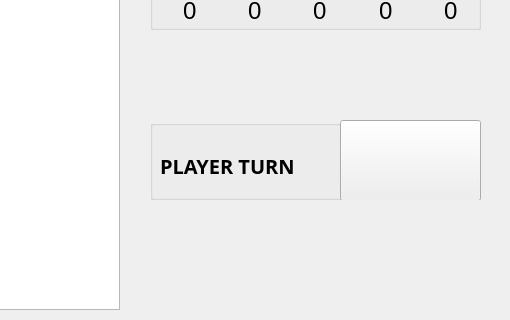
First picture: the form in src/mainwindow.ui, repository Stefan-Dr/Catan, before the edit; both pictures show x 690 to 1200 and y 350 to 670 of the 1200 by 800 pixel window.
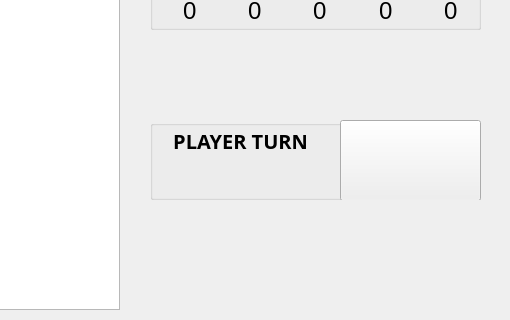
Second picture: the form after the edit. The open tabs and pages were chosen to show the change. Icons and pictures are not drawn.

What changed in the file:
```diff
--- a/src/mainwindow.ui
+++ b/src/mainwindow.ui
@@ -2047,16 +2047,17 @@
        <widget class="QLabel" name="label_4">
         <property name="geometry">
          <rect>
-          <x>10</x>
-          <y>20</y>
-          <width>161</width>
-          <height>51</height>
+          <x>0</x>
+          <y>0</y>
+          <width>181</width>
+          <height>41</height>
          </rect>
         </property>
         <property name="font">
          <font>
           <family>Sahadeva</family>
           <pointsize>15</pointsize>
+          <weight>75</weight>
           <bold>true</bold>
          </font>
         </property>
@@ -2066,6 +2067,39 @@
         <property name="text">
          <string>PLAYER TURN</string>
         </property>
+        <property name="alignment">
+         <set>Qt::AlignCenter</set>
+        </property>
+       </widget>
+       <widget class="QLabel" name="lbPlayerTurn">
+        <property name="geometry">
+         <rect>
+          <x>0</x>
+          <y>40</y>
+          <width>181</width>
+          <height>41</height>
+         </rect>
+        </property>
+        <property name="font">
+         <font>
+          <family>Sahadeva</family>
+          <pointsize>18</pointsize>
+          <weight>75</weight>
+          <italic>true</italic>
+          <bold>true</bold>
+          <underline>false</underline>
+         </font>
+        </property>
+        <property name="styleSheet">
+         <string notr="true">
+</string>
+        </property>
+        <property name="text">
+         <string/>
+        </property>
+        <property name="alignment">
+         <set>Qt::AlignCenter</set>
+        </property>
        </widget>
       </widget>
       <widget class="QLabel" name="lbError">
```
Left out of the diff: 23 changed lines with no effect on the pictures.
